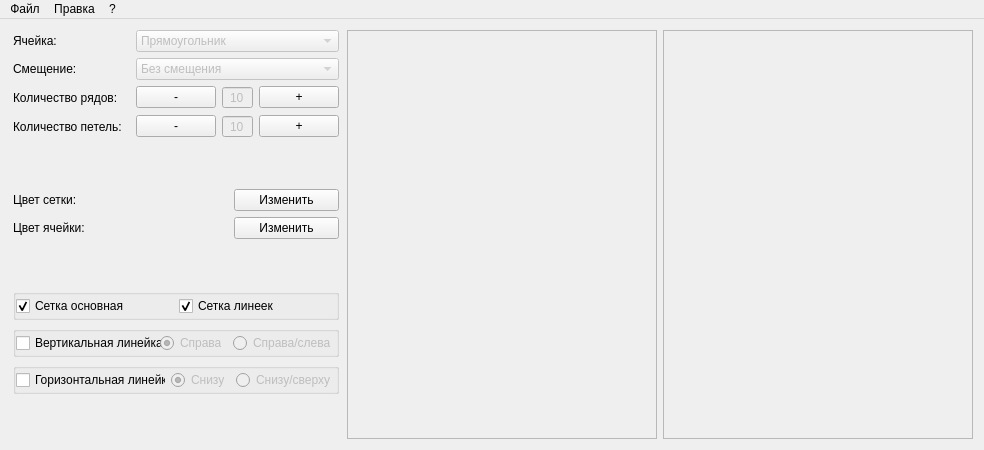
MegaSamuel/PatternDraw, file mainwindow.ui: the form before one commit.
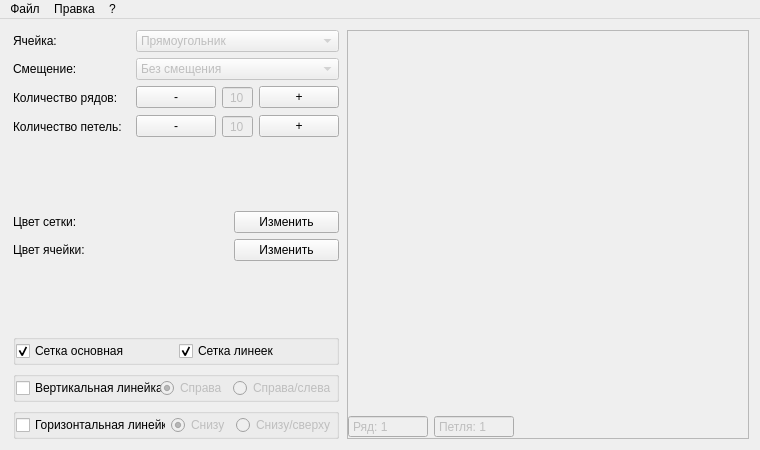
The form after the commit. Custom widgets are drawn as their Qt base class.

Commit message: ft-hide-obsolete : up

What changed in the file:
```diff
--- a/mainwindow.ui
+++ b/mainwindow.ui
@@ -6,7 +6,7 @@
    <rect>
     <x>0</x>
     <y>0</y>
-    <width>980</width>
+    <width>760</width>
     <height>450</height>
    </rect>
   </property>
@@ -479,80 +479,6 @@
          </item>
         </layout>
        </item>
-       <item>
-        <spacer name="verticalSpacer">
-         <property name="orientation">
-          <enum>Qt::Vertical</enum>
-         </property>
-         <property name="sizeHint" stdset="0">
-          <size>
-           <width>20</width>
-           <height>40</height>
-          </size>
-         </property>
-        </spacer>
-       </item>
-      </layout>
-     </widget>
-    </item>
-    <item>
-     <widget class="QFrame" name="framePreview">
-      <property name="sizePolicy">
-       <sizepolicy hsizetype="Expanding" vsizetype="Expanding">
-        <horstretch>0</horstretch>
-        <verstretch>0</verstretch>
-       </sizepolicy>
-      </property>
-      <property name="minimumSize">
-       <size>
-        <width>310</width>
-        <height>310</height>
-       </size>
-      </property>
-      <property name="frameShape">
-       <enum>QFrame::StyledPanel</enum>
-      </property>
-      <property name="frameShadow">
-       <enum>QFrame::Raised</enum>
-      </property>
-      <layout class="QVBoxLayout" name="verticalLayout">
-       <property name="spacing">
-        <number>0</number>
-       </property>
-       <property name="leftMargin">
-        <number>0</number>
-       </property>
-       <property name="topMargin">
-        <number>0</number>
-       </property>
-       <property name="rightMargin">
-        <number>0</number>
-       </property>
-       <property name="bottomMargin">
-        <number>0</number>
-       </property>
-       <item>
-        <widget class="QLabel" name="lblPicture">
-         <property name="sizePolicy">
-          <sizepolicy hsizetype="Expanding" vsizetype="Expanding">
-           <horstretch>0</horstretch>
-           <verstretch>0</verstretch>
-          </sizepolicy>
-         </property>
-         <property name="minimumSize">
-          <size>
-           <width>308</width>
-           <height>308</height>
-          </size>
-         </property>
-         <property name="toolTip">
-          <string>&lt;html&gt;&lt;head/&gt;&lt;body&gt;&lt;p&gt;Область предпросмотра&lt;/p&gt;&lt;/body&gt;&lt;/html&gt;</string>
-         </property>
-         <property name="text">
-          <string/>
-         </property>
-        </widget>
-       </item>
       </layout>
      </widget>
     </item>
@@ -592,6 +518,19 @@
        <property name="bottomMargin">
         <number>0</number>
        </property>
+       <item>
+        <spacer name="verticalSpacer">
+         <property name="orientation">
+          <enum>Qt::Vertical</enum>
+         </property>
+         <property name="sizeHint" stdset="0">
+          <size>
+           <width>20</width>
+           <height>40</height>
+          </size>
+         </property>
+        </spacer>
+       </item>
        <item>
         <widget class="TGridDraw" name="tGridDraw" native="true">
          <property name="sizePolicy">
@@ -608,6 +547,73 @@
          </property>
         </widget>
        </item>
+       <item>
+        <layout class="QHBoxLayout" name="horizontalLayout">
+         <item>
+          <widget class="QSpinBox" name="spinCurrRow">
+           <property name="enabled">
+            <bool>false</bool>
+           </property>
+           <property name="minimumSize">
+            <size>
+             <width>80</width>
+             <height>0</height>
+            </size>
+           </property>
+           <property name="buttonSymbols">
+            <enum>QAbstractSpinBox::NoButtons</enum>
+           </property>
+           <property name="prefix">
+            <string>Ряд: </string>
+           </property>
+           <property name="minimum">
+            <number>1</number>
+           </property>
+           <property name="maximum">
+            <number>128</number>
+           </property>
+          </widget>
+         </item>
+         <item>
+          <widget class="QSpinBox" name="spinCurrColumn">
+           <property name="enabled">
+            <bool>false</bool>
+           </property>
+           <property name="minimumSize">
+            <size>
+             <width>80</width>
+             <height>0</height>
+            </size>
+           </property>
+           <property name="buttonSymbols">
+            <enum>QAbstractSpinBox::NoButtons</enum>
+           </property>
+           <property name="prefix">
+            <string>Петля: </string>
+           </property>
+           <property name="minimum">
+            <number>1</number>
+           </property>
+           <property name="maximum">
+            <number>128</number>
+           </property>
+          </widget>
+         </item>
+         <item>
+          <spacer name="horizontalSpacer">
+           <property name="orientation">
+            <enum>Qt::Horizontal</enum>
+           </property>
+           <property name="sizeHint" stdset="0">
+            <size>
+             <width>40</width>
+             <height>20</height>
+            </size>
+           </property>
+          </spacer>
+         </item>
+        </layout>
+       </item>
       </layout>
      </widget>
     </item>
@@ -618,7 +624,7 @@
     <rect>
      <x>0</x>
      <y>0</y>
-     <width>980</width>
+     <width>760</width>
      <height>21</height>
     </rect>
    </property>
```
Left out of the diff: 6 changed lines with no effect on the pictures. The commit also changes 2 other files.
